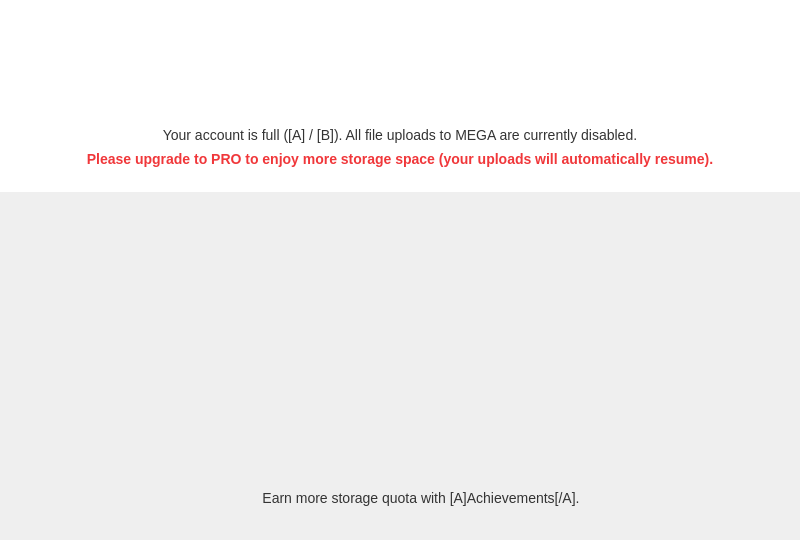
First picture: the form in src/MEGASync/gui/win/UpgradeOverStorage.ui, repository meganz/MEGAsync, before the edit.
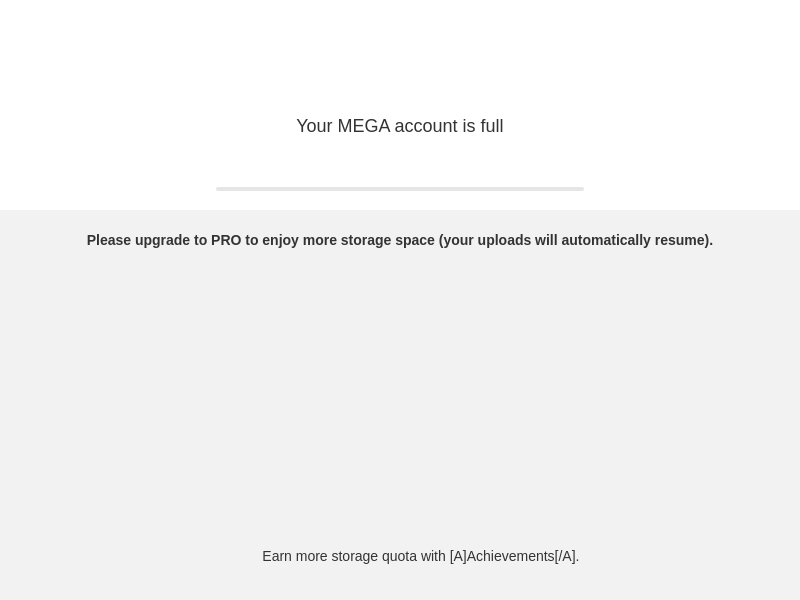
Second picture: the form after the edit. Icons and pictures are not drawn.

Commit message: Revamp Over storage dialog to new style for all platforms

```diff
--- a/src/MEGASync/gui/win/UpgradeOverStorage.ui
+++ b/src/MEGASync/gui/win/UpgradeOverStorage.ui
@@ -7,28 +7,28 @@
     <x>0</x>
     <y>0</y>
     <width>800</width>
-    <height>540</height>
+    <height>600</height>
    </rect>
   </property>
   <property name="minimumSize">
    <size>
     <width>800</width>
-    <height>540</height>
+    <height>600</height>
    </size>
   </property>
   <property name="maximumSize">
    <size>
     <width>800</width>
-    <height>540</height>
+    <height>600</height>
    </size>
   </property>
   <property name="windowTitle">
    <string>Storage full</string>
   </property>
   <property name="styleSheet">
-   <string notr="true">#UpgradeDialog
+   <string notr="true">#UpgradeOverStorage
 {
-	background-color: #FBFBFB;
+	background-color: #f2f2f2;
 }
 
 #wHeader
@@ -43,11 +43,10 @@
 
 #lEncourageUpgrade
 {
-	color: #F0373A;
-	font-family: &quot;Source Sans Pro&quot;;
+	color: #333333;
+	font-family: &quot;Lato&quot;;
 	font-size: 14px;
 	font-weight: 600;
-	line-height: 17px;
 }
 
 #lUsageStorage
@@ -63,6 +62,57 @@
 	color: #333333;
 	font-family: &quot;Source Sans Pro&quot;;
 	font-size: 14px;
+}
+
+QProgressBar#pUsageStorage
+{
+background-color: #E6E6E6;
+border-radius: 2px;
+}
+
+QProgressBar#pUsageStorage[overquota=true]
+{
+background-color: #EB4444;
+border-radius: 2px;
+}
+                                                            
+QProgressBar#pUsageStorage::chunk
+{
+background-color: #2BA6DE;
+border-top-left-radius: 2px;
+border-bottom-left-radius: 2px;
+}
+
+QProgressBar#pUsageStorage::chunk[almostoq=true] {
+background-color: #FFA500;
+border-top-left-radius: 2px;
+border-bottom-left-radius: 2px;
+}
+
+QProgressBar#pUsageStorage::chunk[crossedge=true] {
+background-color: #EB4444;
+border-radius: 2px;
+}
+
+QProgressBar#pUsageStorage::chunk[overquota=true] 
+{
+background-color: #EB4444;
+border-radius: 2px;
+}
+#lPercentageUsedStorage, #lTotalUsedStorage
+{
+font-family: &quot;Source Sans Pro&quot;;
+font-size: 13px;
+font-weight: normal;
+border: none;
+color: #666666;
+}
+
+#lUsageFull
+{
+	color: #333333;
+	font-family: &quot;Lato&quot;;
+	font-size: 18px;
 }</string>
   </property>
   <layout class="QVBoxLayout" name="verticalLayout_2">
@@ -86,30 +136,30 @@
      <property name="minimumSize">
       <size>
        <width>0</width>
-       <height>192</height>
+       <height>210</height>
       </size>
      </property>
      <property name="maximumSize">
       <size>
        <width>16777215</width>
-       <height>192</height>
+       <height>210</height>
       </size>
      </property>
      <layout class="QVBoxLayout" name="verticalLayout_3">
       <property name="spacing">
-       <number>15</number>
+       <number>0</number>
       </property>
       <property name="leftMargin">
        <number>0</number>
       </property>
       <property name="topMargin">
-       <number>37</number>
+       <number>32</number>
       </property>
       <property name="rightMargin">
        <number>0</number>
       </property>
       <property name="bottomMargin">
-       <number>15</number>
+       <number>9</number>
       </property>
       <item>
        <layout class="QHBoxLayout" name="horizontalLayout_2">
@@ -173,33 +223,318 @@
       </item>
       <item>
        <widget class="QWidget" name="widget_2" native="true">
+        <property name="minimumSize">
+         <size>
+          <width>0</width>
+          <height>0</height>
+         </size>
+        </property>
+        <property name="maximumSize">
+         <size>
+          <width>16777215</width>
+          <height>16777215</height>
+         </size>
+        </property>
         <layout class="QVBoxLayout" name="verticalLayout">
+         <property name="spacing">
+          <number>0</number>
+         </property>
+         <property name="leftMargin">
+          <number>0</number>
+         </property>
+         <property name="topMargin">
+          <number>6</number>
+         </property>
+         <property name="rightMargin">
+          <number>0</number>
+         </property>
+         <property name="bottomMargin">
+          <number>0</number>
+         </property>
          <item>
-          <widget class="QLabel" name="lUsageStorage">
+          <widget class="QLabel" name="lUsageFull">
+           <property name="minimumSize">
+            <size>
+             <width>0</width>
+             <height>0</height>
+            </size>
+           </property>
+           <property name="maximumSize">
+            <size>
+             <width>16777215</width>
+             <height>16777215</height>
+            </size>
+           </property>
            <property name="text">
-            <string>Your account is full ([A] / [B]). All file uploads to MEGA are currently disabled.</string>
+            <string>Your MEGA account is full</string>
            </property>
            <property name="alignment">
             <set>Qt::AlignCenter</set>
            </property>
           </widget>
          </item>
+        </layout>
+       </widget>
+      </item>
+      <item>
+       <widget class="QWidget" name="widget_3" native="true">
+        <layout class="QHBoxLayout" name="horizontalLayout_4">
+         <property name="leftMargin">
+          <number>0</number>
+         </property>
+         <property name="topMargin">
+          <number>0</number>
+         </property>
+         <property name="rightMargin">
+          <number>0</number>
+         </property>
+         <property name="bottomMargin">
+          <number>0</number>
+         </property>
          <item>
-          <widget class="QLabel" name="lEncourageUpgrade">
-           <property name="text">
-            <string>Please upgrade to PRO to enjoy more storage space (your uploads will automatically resume).</string>
+          <spacer name="horizontalSpacer_5">
+           <property name="orientation">
+            <enum>Qt::Horizontal</enum>
            </property>
-           <property name="alignment">
-            <set>Qt::AlignCenter</set>
+           <property name="sizeHint" stdset="0">
+            <size>
+             <width>187</width>
+             <height>20</height>
+            </size>
            </property>
+          </spacer>
+         </item>
+         <item>
+          <widget class="QWidget" name="wUsage" native="true">
+           <property name="sizePolicy">
+            <sizepolicy hsizetype="Preferred" vsizetype="Preferred">
+             <horstretch>0</horstretch>
+             <verstretch>0</verstretch>
+            </sizepolicy>
+           </property>
+           <property name="minimumSize">
+            <size>
+             <width>0</width>
+             <height>43</height>
+            </size>
+           </property>
+           <property name="maximumSize">
+            <size>
+             <width>16777215</width>
+             <height>43</height>
+            </size>
+           </property>
+           <property name="styleSheet">
+            <string notr="true"/>
+           </property>
+           <layout class="QVBoxLayout" name="verticalLayout_7">
+            <property name="spacing">
+             <number>4</number>
+            </property>
+            <property name="leftMargin">
+             <number>16</number>
+            </property>
+            <property name="topMargin">
+             <number>0</number>
+            </property>
+            <property name="rightMargin">
+             <number>16</number>
+            </property>
+            <property name="bottomMargin">
+             <number>0</number>
+            </property>
+            <item>
+             <widget class="QWidget" name="widget_9" native="true">
+              <property name="sizePolicy">
+               <sizepolicy hsizetype="Minimum" vsizetype="Preferred">
+                <horstretch>0</horstretch>
+                <verstretch>0</verstretch>
+               </sizepolicy>
+              </property>
+              <property name="minimumSize">
+               <size>
+                <width>368</width>
+                <height>20</height>
+               </size>
+              </property>
+              <property name="maximumSize">
+               <size>
+                <width>368</width>
+                <height>20</height>
+               </size>
+              </property>
+              <layout class="QHBoxLayout" name="horizontalLayout_7">
+               <property name="spacing">
+                <number>0</number>
+               </property>
+               <property name="leftMargin">
+                <number>0</number>
+               </property>
+               <property name="topMargin">
+                <number>0</number>
+               </property>
+               <property name="rightMargin">
+                <number>0</number>
+               </property>
+               <property name="bottomMargin">
+                <number>0</number>
+               </property>
+               <item>
+                <widget class="QLabel" name="lTotalUsedStorage">
+                 <property name="sizePolicy">
+                  <sizepolicy hsizetype="Preferred" vsizetype="Preferred">
+                   <horstretch>0</horstretch>
+                   <verstretch>0</verstretch>
+                  </sizepolicy>
+                 </property>
+                 <property name="minimumSize">
+                  <size>
+                   <width>0</width>
+                   <height>20</height>
+                  </size>
+                 </property>
+                 <property name="maximumSize">
+                  <size>
+                   <width>16777215</width>
+                   <height>20</height>
+                  </size>
+                 </property>
+                 <property name="focusPolicy">
+                  <enum>Qt::StrongFocus</enum>
+                 </property>
+                 <property name="styleSheet">
+                  <string notr="true">#lTotalUsed
+{
+font: &quot;Source Sans Pro&quot;;
+font-size: 12px;
+font-weight: normal;
+color: #333333;
+}</string>
+                 </property>
+                 <property name="text">
+                  <string/>
+                 </property>
+                 <property name="alignment">
+                  <set>Qt::AlignLeading|Qt::AlignLeft|Qt::AlignTop</set>
+                 </property>
+                </widget>
+               </item>
+               <item>
+                <widget class="QLabel" name="lPercentageUsedStorage">
+                 <property name="sizePolicy">
+                  <sizepolicy hsizetype="Preferred" vsizetype="Preferred">
+                   <horstretch>0</horstretch>
+                   <verstretch>0</verstretch>
+                  </sizepolicy>
+                 </property>
+                 <property name="minimumSize">
+                  <size>
+                   <width>0</width>
+                   <height>20</height>
+                  </size>
+                 </property>
+                 <property name="maximumSize">
+                  <size>
+                   <width>16777215</width>
+                   <height>20</height>
+                  </size>
+                 </property>
+                 <property name="focusPolicy">
+                  <enum>Qt::StrongFocus</enum>
+                 </property>
+                 <property name="styleSheet">
+                  <string notr="true">#lPercentageUsed
+{
+font: &quot;Source Sans Pro&quot;;
+font-size: 12px;
+font-weight: normal;
+color: #333333;
+}
+</string>
+                 </property>
+                 <property name="text">
+                  <string/>
+                 </property>
+                 <property name="alignment">
+                  <set>Qt::AlignRight|Qt::AlignTop|Qt::AlignTrailing</set>
+                 </property>
+                </widget>
+               </item>
+              </layout>
+             </widget>
+            </item>
+            <item>
+             <widget class="QProgressBar" name="pUsageStorage">
+              <property name="sizePolicy">
+               <sizepolicy hsizetype="Preferred" vsizetype="Preferred">
+                <horstretch>0</horstretch>
+                <verstretch>0</verstretch>
+               </sizepolicy>
+              </property>
+              <property name="minimumSize">
+               <size>
+                <width>368</width>
+                <height>4</height>
+               </size>
+              </property>
+              <property name="maximumSize">
+               <size>
+                <width>368</width>
+                <height>4</height>
+               </size>
+              </property>
+              <property name="value">
+               <number>0</number>
+              </property>
+              <property name="format">
+               <string/>
+              </property>
+             </widget>
+            </item>
+           </layout>
           </widget>
          </item>
+         <item>
+          <spacer name="horizontalSpacer_6">
+           <property name="orientation">
+            <enum>Qt::Horizontal</enum>
+           </property>
+           <property name="sizeHint" stdset="0">
+            <size>
+             <width>187</width>
+             <height>20</height>
+            </size>
+           </property>
+          </spacer>
+         </item>
         </layout>
        </widget>
       </item>
      </layout>
     </widget>
    </item>
+   <item>
+    <widget class="QWidget" name="widget" native="true">
+     <layout class="QHBoxLayout" name="horizontalLayout_3">
+      <property name="topMargin">
+       <number>22</number>
+      </property>
+      <property name="bottomMargin">
+       <number>2</number>
+      </property>
+      <item>
+       <widget class="QLabel" name="lEncourageUpgrade">
+        <property name="text">
+         <string>Please upgrade to PRO to enjoy more storage space (your uploads will automatically resume).</string>
+        </property>
+        <property name="alignment">
+         <set>Qt::AlignCenter</set>
+        </property>
+       </widget>
+      </item>
+     </layout>
+    </widget>
+   </item>
    <item>
     <widget class="QWidget" name="wPlans" native="true">
      <property name="minimumSize">
@@ -214,6 +549,9 @@
        <height>280</height>
       </size>
      </property>
+     <property name="styleSheet">
+      <string notr="true"/>
+     </property>
     </widget>
    </item>
    <item>
```
The commit also changes 3 other files.
